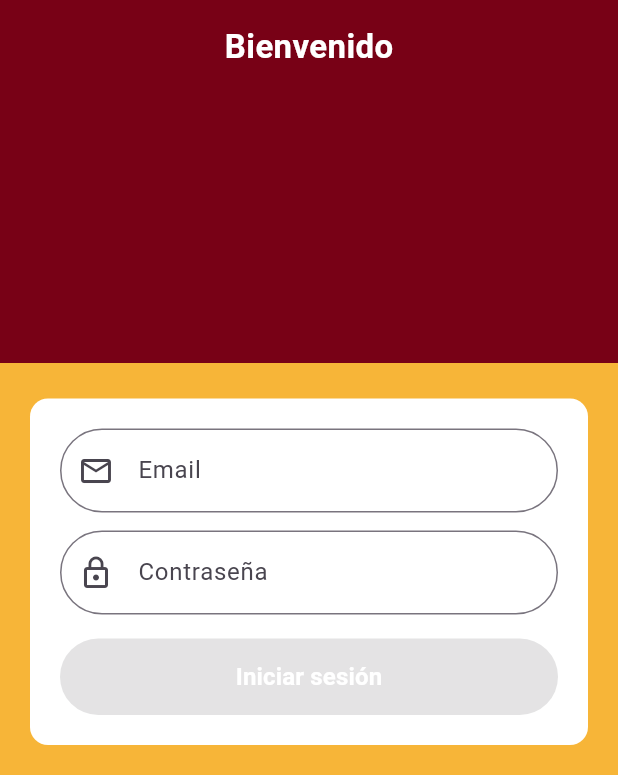
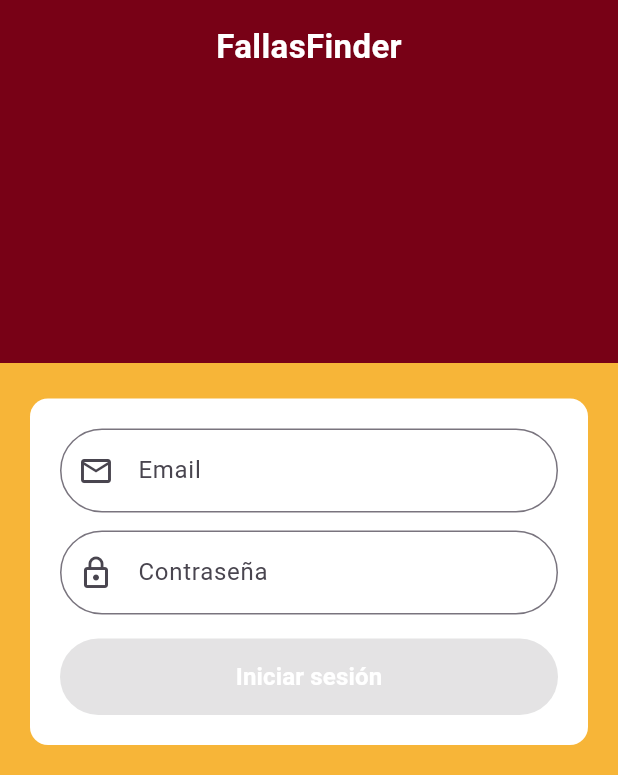
Before and after one commit to javiimiralles/reactive_falles_flutter, a Flutter app: the screen it shows after launch, on a phone screen of 412 x 824 dp, the part 461-1236 px from its top. Run offline on Flutter 3.47's test engine with Material 3 defaults, Android fonts, the phone set to English and light mode, and no system bars.

Commit message:
Cambio login

```diff
--- a/lib/screens/login_screen.dart
+++ b/lib/screens/login_screen.dart
@@ -59,7 +59,7 @@ class _LoginScreenState extends State<LoginScreen> {
                         ImageLogo(),
                         SizedBox(height: 16),
                         Text(
-                          'Bienvenido',
+                          'FallasFinder',
                           style: TextStyle(
                             color: Colors.white,
                             fontSize: 22,
```
